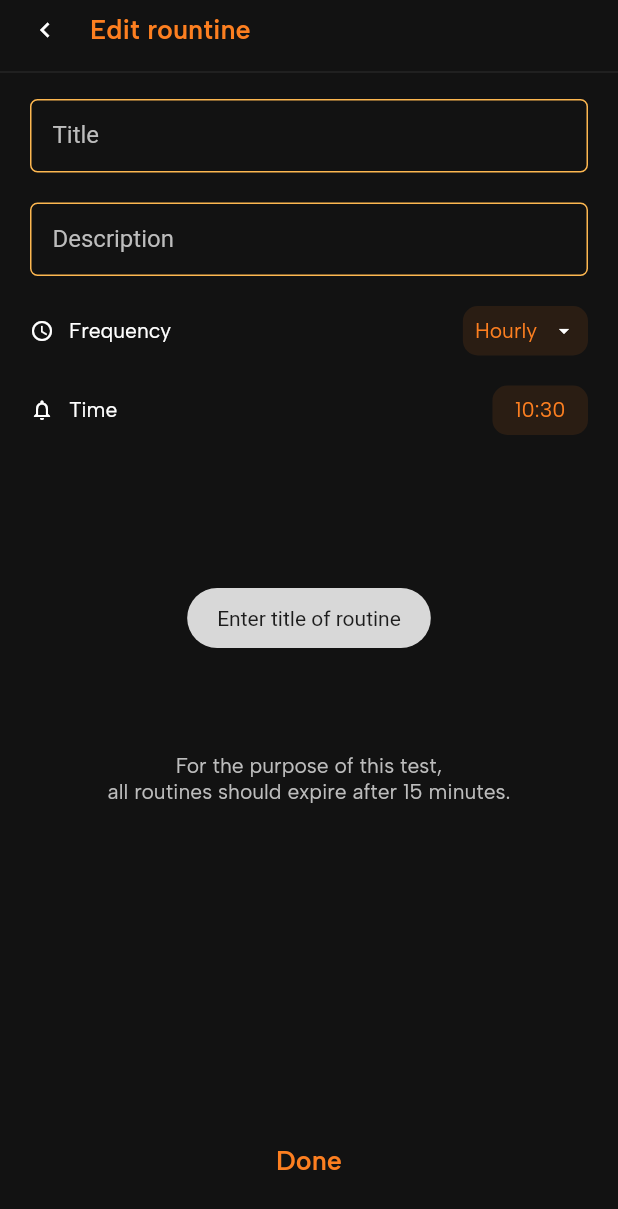
After one commit to JustineUgo/routine_checker, a Flutter app: the RoutineEditView screen opened by its route, after a tap on "Done", on a phone screen of 412 x 824 dp. The commit adds this screen. Shown: the top 1209 px of the screen. Run offline on Flutter 3.47's test engine with Material 2 defaults, Android fonts, the phone set to English and light mode, and no system bars; our stand-ins replace animated_bottom_navigation_bar, fluttertoast, get, get_storage; accounts and stored records are empty.

Commit message:
chore: connect edit screen

```diff
--- a/lib/app/modules/home/controllers/home_controller.dart
+++ b/lib/app/modules/home/controllers/home_controller.dart
@@ -23,6 +23,7 @@ class HomeController extends GetxController {
   //reative list of routines
   var routines = <Routine>[].obs;
 
+  //map of color to identify frequency
   Map<String, Color> frequencyColors = {
     'Hourly': hourly,
     'Daily': daily,
@@ -30,6 +31,10 @@ class HomeController extends GetxController {
     'Monthly': monthly,
     'Yearly': yearly
   };
+
+  //selected routine to edit, overview, see performance
+  Rx<Routine> selectedRoutine = Routine(id: 0).obs;
+
 
   @override
   void onInit() {
@@ -67,7 +72,15 @@ class HomeController extends GetxController {
   //Navigate to routine creation screen
   void navigateToCreate(){
           Get.toNamed(Routes.CREATE);
-    // Get.toNamed(Routes.HOME)
+  }
+
+  //Navigate to routine edit screen
+  void navigate(int value, Routine routine){
+    //edit
+    if(value==1){
+      selectedRoutine(routine);
+      Get.toNamed(Routes.EDIT);
+    }
   }
 
 }
--- a/lib/app/modules/home/views/home_view.dart
+++ b/lib/app/modules/home/views/home_view.dart
@@ -4,7 +4,6 @@ import 'package:flutter/material.dart';
 import 'package:get/get.dart';
 import 'package:routine/app/custom/widgets/appbar/appbar.dart';
 import 'package:routine/app/modules/home/views/widgets/nextup/nextup.dart';
-import 'package:routine/app/modules/home/views/widgets/routine_card/routine_card.dart';
 import 'package:routine/app/modules/home/views/widgets/routines/routines.dart';
 import 'package:routine/app/modules/home/views/widgets/timeline/timeline.dart';
 import 'package:routine/app/utils/color/color.dart';
--- a/lib/app/modules/home/views/widgets/routine_card/routine_card.dart
+++ b/lib/app/modules/home/views/widgets/routine_card/routine_card.dart
@@ -28,14 +28,8 @@ class _RoutineCardState extends State<RoutineCard> {
           tileColor: backgroundSecondary,
           leading: PopupMenuButton<int>(
             padding: EdgeInsets.zero,
-            child: Padding(
-              padding: const EdgeInsets.symmetric(horizontal: 5.0),
-              child: const Icon(
-                Icons.more_vert
-              ),
-            ),
+            onSelected: (value)=> widget.controller.navigate(value, widget.routine),
             itemBuilder: (context) => [
-              // popupmenu item 1
               PopupMenuItem(
                 value: 1,
                 child: Row(
@@ -84,6 +78,12 @@ class _RoutineCardState extends State<RoutineCard> {
             ],
             offset: const Offset(0, 30),
             elevation: 2,
+            child: Padding(
+              padding: const EdgeInsets.symmetric(horizontal: 5.0),
+              child: const Icon(
+                Icons.more_vert
+              ),
+            ),
           ),
           title: Text(
             widget.routine.title!,
--- a/lib/app/modules/routine/controllers/routine_controller.dart
+++ b/lib/app/modules/routine/controllers/routine_controller.dart
@@ -3,9 +3,12 @@ import 'package:fluttertoast/fluttertoast.dart';
 import 'package:get/get.dart';
 import 'package:get_storage/get_storage.dart';
 import 'package:routine/app/custom/models/routine.dart';
+import 'package:routine/app/modules/home/controllers/home_controller.dart';
 import 'package:routine/app/routes/app_pages.dart';
 
 class RoutineController extends GetxController {
+  //HomeController
+  HomeController homeController = Get.find<HomeController>();
   //storage
   GetStorage storage = GetStorage();
 
@@ -21,6 +24,7 @@ class RoutineController extends GetxController {
 
   @override
   void onInit() {
+    _prefillField();
     super.onInit();
   }
 
@@ -32,6 +36,16 @@ class RoutineController extends GetxController {
   @override
   void onClose() {
     super.onClose();
+  }
+
+  //if editing routine, prefill fields
+  _prefillField(){
+    if(homeController.selectedRoutine.value.id !=0){
+      titleController.text = homeController.selectedRoutine.value.title!;
+      descController.text = homeController.selectedRoutine.value.description!;
+      freqency(homeController.selectedRoutine.value.frequency!);
+      time(homeController.selectedRoutine.value.time!);
+    }
   }
 
 
--- /dev/null
+++ b/lib/app/modules/routine/views/routine_edit_view.dart
@@ -0,0 +1,81 @@
+import 'package:flutter/material.dart';
+
+import 'package:get/get.dart';
+import 'package:routine/app/custom/widgets/topbar/topbar.dart';
+import 'package:routine/app/modules/routine/controllers/routine_controller.dart';
+import 'package:routine/app/modules/routine/views/widgets/frequency/frequency.dart';
+import 'package:routine/app/modules/routine/views/widgets/time/time.dart';
+import 'package:routine/app/utils/color/color.dart';
+import 'package:routine/app/utils/dimensions/dimensions.dart';
+
+class RoutineEditView extends  GetView<RoutineController>  {
+  const RoutineEditView({Key? key}) : super(key: key);
+  @override
+  Widget build(BuildContext context) {
+    return Scaffold(
+      body: SafeArea(
+        child: Column(
+          children: [
+            const Topbar(day: 'Edit rountine',),
+            Expanded(
+              child: Container(
+                padding: EdgeInsets.symmetric(
+                  horizontal: Dimensions.basePadding*2,
+                  vertical: Dimensions.basePadding
+                ),
+                child: Column(
+                  children: [
+                    TextField(
+                      textCapitalization: TextCapitalization.sentences,
+                      controller: controller.titleController,
+                      decoration: const InputDecoration(
+                        label: Text('Title')
+                      ),
+                    ),
+                    SizedBox(height: Dimensions.basePadding*2),
+                    TextField(
+                      textCapitalization: TextCapitalization.sentences,
+                      controller: controller.descController,
+                      decoration: const InputDecoration(
+                        label: Text('Description')
+                      ),
+                    ),
+                    SizedBox(height: Dimensions.basePadding*2),
+                    Frequency(controller: controller,),
+                    SizedBox(height: Dimensions.basePadding*2),
+                    Time(controller: controller, ),
+                    Expanded(
+                      child: Center(
+                        child: Text(
+                          'For the purpose of this test, \nall routines should expire after 15 minutes.',
+                          textAlign: TextAlign.center,
+                          style: Theme.of(context).textTheme.headline5!.copyWith(
+                            color: grey
+                          )
+                        ),
+                      ),
+                    ),
+                    SizedBox(
+                      width: Get.width,
+                      height: 50,
+                      child: TextButton(
+                        onPressed: ()=>controller.confirmInputs(),
+                        child: Text(
+                          'Done',
+                          style: Theme.of(context).textTheme.headline2!.copyWith(
+                            color: orange
+                          ),
+                        ),
+                      ),
+                    ),
+                    SizedBox(height: Dimensions.padding),
+                  ],
+                ),
+              ),
+            ),
+          ],
+        ),
+      ),
+    );
+  }
+}
--- a/lib/app/routes/app_pages.dart
+++ b/lib/app/routes/app_pages.dart
@@ -1,5 +1,6 @@
 import 'package:get/get.dart';
 import 'package:routine/app/modules/routine/views/routine_create_view.dart';
+import 'package:routine/app/modules/routine/views/routine_edit_view.dart';
 
 import '../modules/home/bindings/home_binding.dart';
 import '../modules/home/views/home_view.dart';
@@ -20,13 +21,18 @@ class AppPages {
       binding: HomeBinding(),
     ),
     GetPage(
+      name: _Paths.ROUTINE,
+      page: () => const RoutineView(),
+      binding: RoutineBinding(),
+    ),
+    GetPage(
       name: _Paths.CREATE,
       page: () => const RoutineCreateView(),
       binding: RoutineBinding(),
     ),
     GetPage(
-      name: _Paths.ROUTINE,
-      page: () => const RoutineView(),
+      name: _Paths.EDIT,
+      page: () => const RoutineEditView(),
       binding: RoutineBinding(),
     ),
   ];
--- a/lib/app/routes/app_routes.dart
+++ b/lib/app/routes/app_routes.dart
@@ -4,13 +4,15 @@ part of 'app_pages.dart';
 abstract class Routes {
   Routes._();
   static const HOME = _Paths.HOME;
+  static const ROUTINE = _Paths.ROUTINE;
   static const CREATE = _Paths.CREATE;
-  static const ROUTINE = _Paths.ROUTINE;
+  static const EDIT = _Paths.EDIT;
 }
 
 abstract class _Paths {
   _Paths._();
   static const HOME = '/home';
+  static const ROUTINE = '/routine';
   static const CREATE = '/create';
-  static const ROUTINE = '/routine';
+  static const EDIT = '/edit';
 }
```
